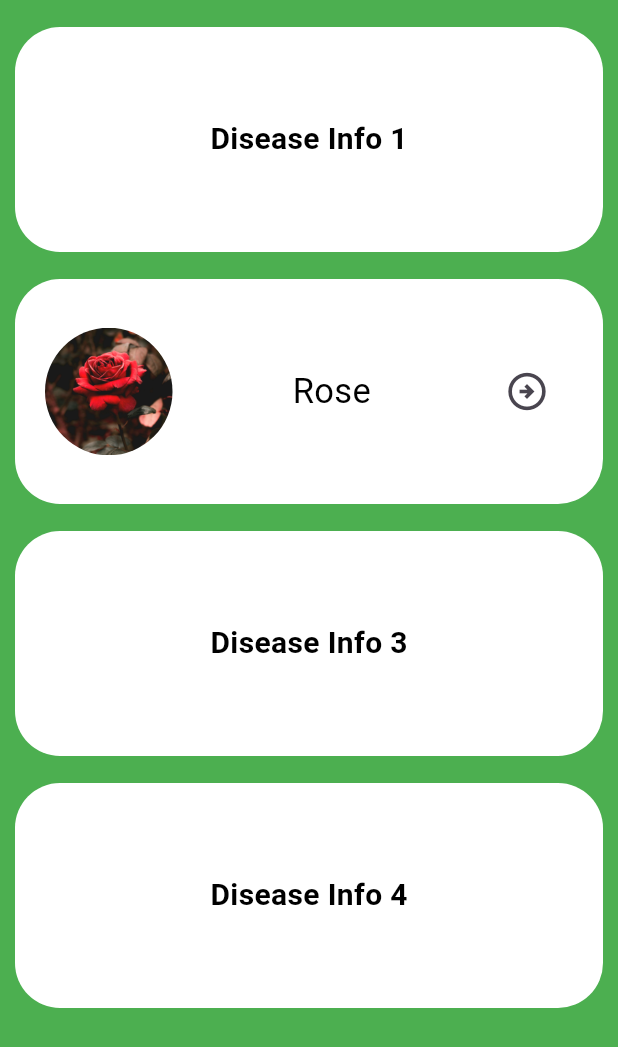
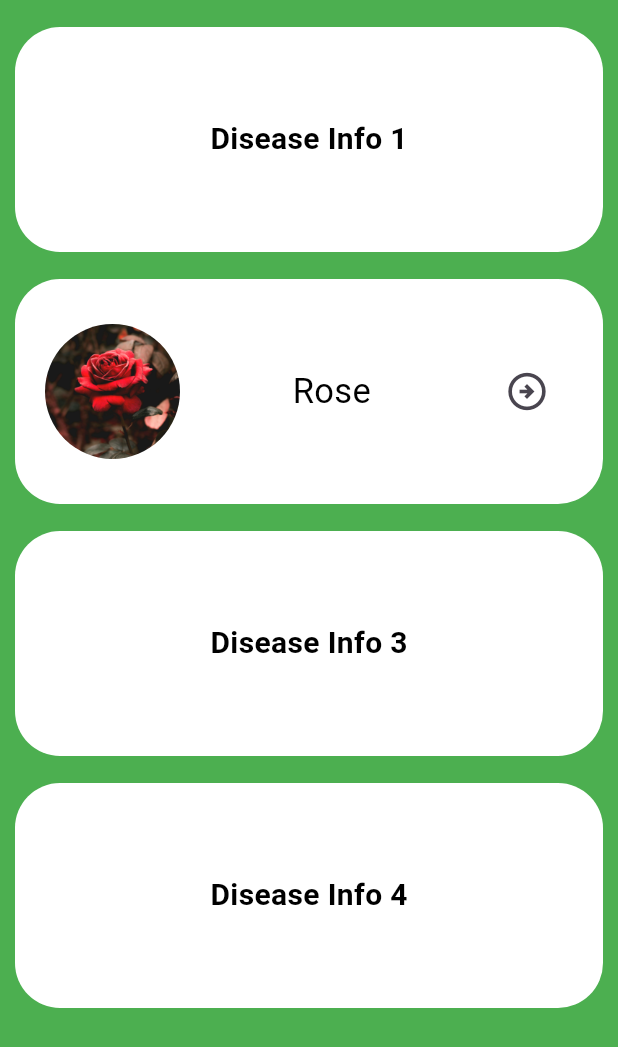
Before and after one commit to DevDad123/TreeCare_Project, a Flutter app: the Diseasescreen screen opened directly, on a phone screen of 412 x 824 dp. Shown: the top 1047 px of the screen. Run offline on Flutter 3.47's test engine with Material 3 defaults, Android fonts, the phone set to English and light mode, and no system bars; our stand-ins replace curved_navigation_bar, flutter_carousel_widget.

Commit message:
Make disease screen

```diff
--- a/lib/Diseasescreen.dart
+++ b/lib/Diseasescreen.dart
@@ -50,15 +50,15 @@ class Diseasescreen extends StatelessWidget {
                         child: Image.asset(
                           "assets/rose.jpg",
                           fit: BoxFit.cover,
-                          width: 85,
-                          height: 85,
+                          width: 90,
+                          height: 90,
                         ),
                       ),
                     ),
                   ),
                   const SizedBox(width: 10),
                   Padding(
-                    padding: const EdgeInsets.only(left: 60),
+                    padding: const EdgeInsets.only(left: 55),
                     child: const Text(
                       "Rose",
                       style: TextStyle(
```
